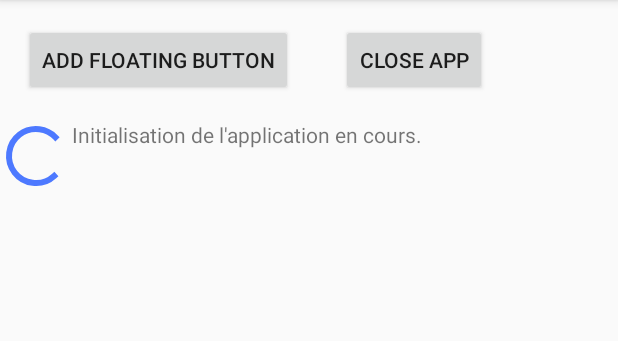
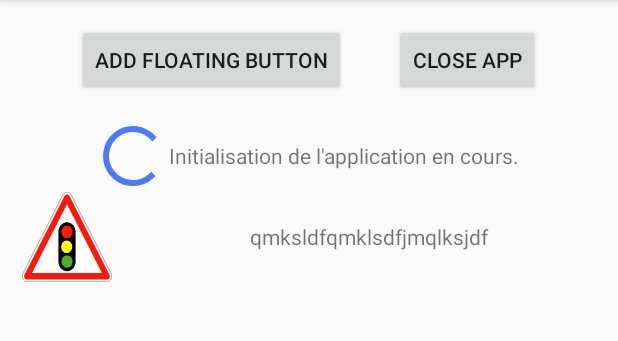
Before and after one commit to frazakarivony/safetynex, an Android app: the screen it shows after launch (MainActivity), on a phone screen of 412 x 824 dp, the part 84-425 px from its top. Run offline under Robolectric (Android 15) with nearby library versions, the phone set to English and light mode, and no system bars; libraries missing offline, so code that uses them is left out: com.nexyad.jndksafetynex.

Commit message:
[FRA] début affichage stats mock

```diff
--- a/app/src/main/java/com/api/safetynex/MainActivity.java
+++ b/app/src/main/java/com/api/safetynex/MainActivity.java
@@ -18,8 +18,11 @@ import android.text.Layout;
 import android.text.SpannableStringBuilder;
 import android.text.style.ImageSpan;
 import android.util.Log;
+import android.view.Gravity;
 import android.view.View;
+import android.view.ViewGroup;
 import android.widget.Button;
+import android.widget.FrameLayout;
 import android.widget.ImageView;
 import android.widget.LinearLayout;
 import android.widget.ProgressBar;
@@ -94,21 +97,28 @@ public class MainActivity extends AppCompatActivity {
             int v = 50;
             ImageView img = new ImageView(this);
             img.setImageResource(R.drawable.ic_icon_6);
-
+            FrameLayout.LayoutParams params = new FrameLayout.LayoutParams(ViewGroup.LayoutParams.MATCH_PARENT, ViewGroup.LayoutParams.WRAP_CONTENT);
+            params.gravity = Gravity.CENTER;
+            img.setLayoutParams(params);
             layout.addView(img,idx);
             idx++;
+            LinearLayoutCompat.LayoutParams paramsTxtView = new LinearLayoutCompat.LayoutParams(LinearLayoutCompat.LayoutParams.MATCH_PARENT, LinearLayoutCompat.LayoutParams.WRAP_CONTENT);
+            paramsTxtView.gravity = Gravity.CENTER;
+            paramsTxtView.setMargins(50,10,0,10);
             while (v-->0){
                 TextView tv = new TextView(this);
+                tv.setLayoutParams(paramsTxtView);
                 tv.setText("Niveau de risque : " + String.valueOf(v) + " environnement : " + v);
                 tv.setCompoundDrawablesRelativeWithIntrinsicBounds(getDrawable(R.drawable.ic_icon_1), null, null, null);
+                tv.setId(View.generateViewId());
 
-                tv.setId(View.generateViewId());
                 layout.addView(tv,idx);
 
                 idx++;
             }
-          /*  for(CNxFullStat stat : stats.getStats()){
+         /*   for(CNxFullStat stat : stats.getStats()){
                 TextView tv = new TextView(this);
+                tv.setLayoutParams(paramsTxtView);
                 tv.setText("Niveau de risque : " + String.valueOf(stat.m_iRiskSlice) + " environnement : " + stat.m_iEnvConf);
                 tv.setCompoundDrawablesRelativeWithIntrinsicBounds(getDrawable(R.drawable.ic_icon_1), null, null, null);
 
--- a/app/src/main/res/layout/activity_main.xml
+++ b/app/src/main/res/layout/activity_main.xml
@@ -13,8 +13,8 @@
         android:layout_height="match_parent"
         android:fillViewport="false"
         tools:ignore="MissingConstraints"
-        tools:layout_editor_absoluteX="248dp"
-        tools:layout_editor_absoluteY="-27dp">
+        tools:layout_editor_absoluteX="95dp"
+        tools:layout_editor_absoluteY="0dp">
 
         <android.support.v7.widget.LinearLayoutCompat
             android:layout_width="match_parent"
@@ -31,7 +31,8 @@
                 android:layout_width="match_parent"
                 android:layout_height="wrap_content"
                 android:orientation="horizontal"
-                tools:ignore="MissingConstraints">
+                tools:ignore="MissingConstraints"
+                android:gravity="center">
 
                 <Button
                     android:id="@+id/button"
@@ -55,9 +56,10 @@
             </android.support.v7.widget.LinearLayoutCompat>
 
             <android.support.v7.widget.LinearLayoutCompat
-                android:layout_width="wrap_content"
+                android:layout_width="match_parent"
                 android:layout_height="wrap_content"
-                android:orientation="horizontal">
+                android:orientation="horizontal"
+                android:gravity="center">
 
                 <ProgressBar
                     android:id="@+id/profress"
@@ -74,20 +76,24 @@
                     android:id="@+id/textView"
                     android:layout_width="wrap_content"
                     android:layout_height="wrap_content"
-                    android:text="@string/loading"
-                    app:layout_constraintBottom_toBottomOf="parent"
-                    app:layout_constraintHorizontal_bias="0.761"
-                    app:layout_constraintLeft_toLeftOf="parent"
-                    app:layout_constraintRight_toRightOf="parent"
-                    app:layout_constraintTop_toTopOf="parent" />
+                    android:text="@string/loading"/>
 
             </android.support.v7.widget.LinearLayoutCompat>
 
             <android.support.v7.widget.LinearLayoutCompat
-                android:layout_width="wrap_content"
+                android:id="@+id/rl"
+                android:layout_width="match_parent"
                 android:layout_height="wrap_content"
-                android:id="@+id/rl"
-                android:orientation="vertical">
+                android:orientation="vertical"
+                android:gravity="center">
+
+                <TextView
+                    android:layout_width="match_parent"
+                    android:layout_height="wrap_content"
+                    android:text="qmksldfqmklsdfjmqlksjdf"
+                    android:drawableLeft="@drawable/ic_icon_24"
+                    android:layout_marginLeft="10dp"
+                    android:gravity="center"/>
 
             </android.support.v7.widget.LinearLayoutCompat>
         </android.support.v7.widget.LinearLayoutCompat>
```
